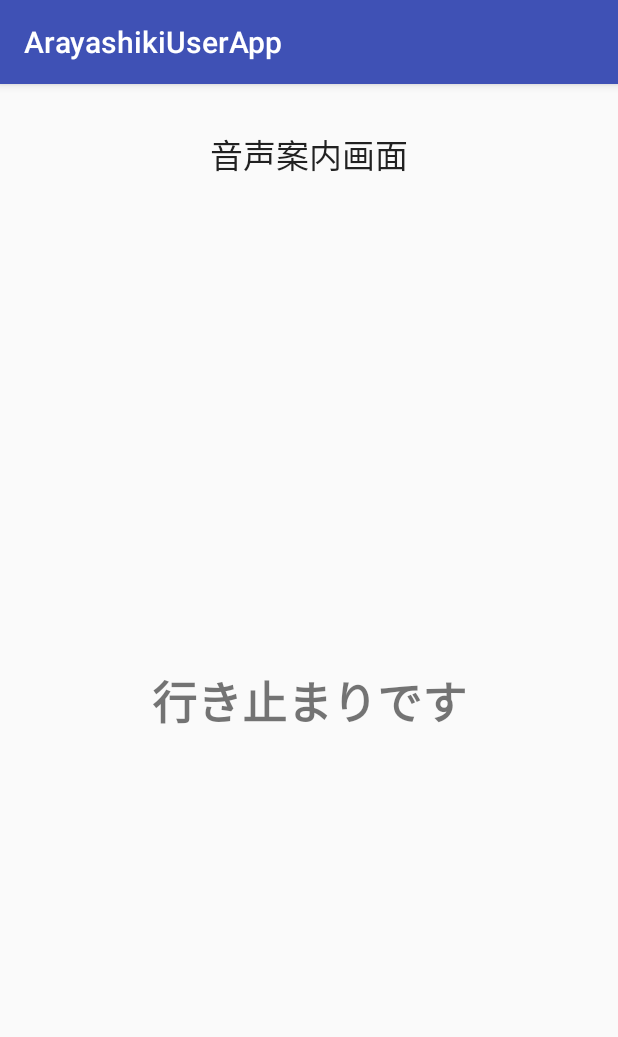
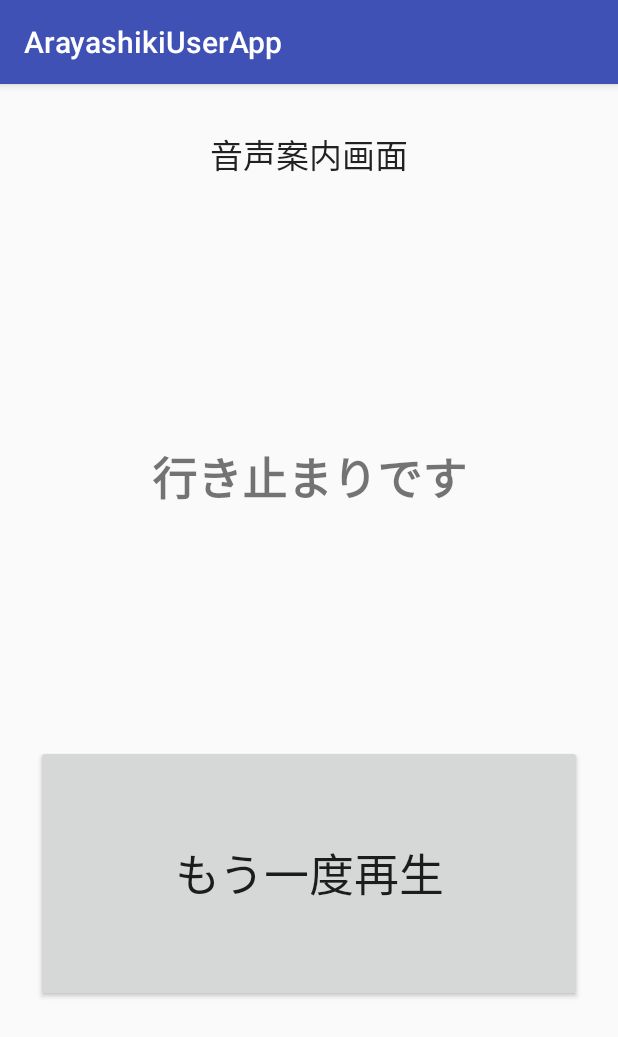
Before and after one commit to NAKKA-K/ArayashikiUserApp, an Android app: the VoiceGuideActivity screen opened directly, with no data from a screen before it, on a phone screen of 412 x 824 dp. Shown: the top 1037 px of the screen. Run offline under Robolectric (Android 15) with nearby library versions, the phone set to English and light mode, and no system bars; pictures from the network do not load.

Commit message:
もう一度再生するボタンを追加。

```diff
--- a/app/src/main/java/com/example/snakka/arayashikiuserapp/MainActivity.java
+++ b/app/src/main/java/com/example/snakka/arayashikiuserapp/MainActivity.java
@@ -33,7 +33,7 @@ public class MainActivity extends AppCompatActivity {
             startActivity(intent);
 
 
-            bleMgr.onBluetooth(this); //Bluetoothを起動
+//            bleMgr.onBluetooth(this); //Bluetoothを起動
             return;
         }
 
--- a/app/src/main/java/com/example/snakka/arayashikiuserapp/VoiceGuideActivity.java
+++ b/app/src/main/java/com/example/snakka/arayashikiuserapp/VoiceGuideActivity.java
@@ -1,13 +1,32 @@
 package com.example.snakka.arayashikiuserapp;
 
+import android.media.SoundPool;
 import android.support.v7.app.AppCompatActivity;
 import android.os.Bundle;
+import android.view.View;
+import android.widget.Button;
 import android.widget.TextView;
+import static com.example.snakka.arayashikiuserapp.VoiceRevival.soundPool;
 
 
 public class VoiceGuideActivity extends AppCompatActivity{
     private VoiceRevival voiceRev;
     private TextView textView1,textView2;
+    private Button reVoice;
+    private String viewString;
+    //音声ファイル読み込みの可否を格納する配列
+    private boolean loadSuccessd[] =
+            {
+                    false,
+                    false,
+                    false,
+                    false,
+                    false
+            };
+    // 読み込みが成功する度に1ずつ加算していく値
+    // 読み込みが完了しているかどうかをチェックする関数内で
+    // 上記の読み込み成否を格納する配列の添え字に使用する
+    private int loadSuccessIdx = 0;
     @Override
     protected void onCreate(Bundle savedInstanceState) {
         super.onCreate(savedInstanceState);
@@ -15,13 +34,14 @@ public class VoiceGuideActivity extends AppCompatActivity{
         // TextViewオブジェクト生成
         textView1 = (TextView) findViewById(R.id.textView1);
         textView2 = (TextView) findViewById(R.id.textView2);
+        // Buttonオブジェクト作成
+        reVoice = (Button)findViewById(R.id.button);
+        //再生機構の初期化
+        voiceRev = new VoiceRevival(getApplicationContext());
 
-        voiceRev = new VoiceRevival();
-        //再生機構の初期化
-        voiceRev.initVoice(getApplicationContext());
-        // 音声再生あんど行ける方向の文字列を返す
-        String viewString=voiceRev.startVoice();
 
+        //行ける方向の文字列を返す(先に同期処理を終わらせてしまう)
+        viewString=voiceRev.viewVoice();
         // 返ってきたviewStringの中身が空のままだったら行き止まりと判定
         if(viewString.isEmpty()) {
             textView2.setText("行き止まりです");
@@ -30,6 +50,35 @@ public class VoiceGuideActivity extends AppCompatActivity{
             textView1.setText(viewString);
             textView2.setText("に進めます");
         }
+
+        // 読み込みが終わったか確認する関数
+        // 読み込みが非同期で行われているためか、
+        // この関数も非同期で行われるっぽい
+        // 1読み込みにつき1回この関数が呼ばれる
+        // そのため同じ音声に関しては1度読み込まれれば解放→再度読み込みとしない限り呼ばれることはない(byよーすけさん)
+        soundPool.setOnLoadCompleteListener(new SoundPool.OnLoadCompleteListener() {
+            @Override
+            public void onLoadComplete(SoundPool soundPool, int soundId, int status) {
+                // 読み込みが成功している(statusが0)なら
+                //startVoiceメソッド内に同期処理を記述
+                if(status==0) {
+                    loadSuccessd[loadSuccessIdx++] = true;
+                     // 無事全部読み込めてたら
+                    if (loadSuccessd[0] && loadSuccessd[1] && loadSuccessd[2] && loadSuccessd[3] && loadSuccessd[4]) {
+                       //音声再生
+                        voiceRev.startVoice();
+                    }
+                }
+            }
+        });
+
+        //ボタンをクリックすると音声再生
+        reVoice.setOnClickListener(new View.OnClickListener() {
+            @Override
+            public void onClick(View v) {
+                 voiceRev.startVoice();
+            }
+        });
     }
 
 }
--- a/app/src/main/java/com/example/snakka/arayashikiuserapp/VoiceRevival.java
+++ b/app/src/main/java/com/example/snakka/arayashikiuserapp/VoiceRevival.java
@@ -15,11 +15,11 @@ public class VoiceRevival {
     //音声の属性を指定するクラス
     private AudioAttributes audioAttributes;
     //音声の読み込みや再生を行えるクラス
-    private SoundPool soundPool;
+    public static SoundPool soundPool;
     //センサーの方向ナンバーを受け取れるクラス
     private SensorNumber senNum;
     //音声リソース配列
-    private int voiceResources[] =
+    private static final int voiceResources[] =
             {
                     R.raw.front, //前
                     R.raw.right, //右
@@ -28,7 +28,7 @@ public class VoiceRevival {
                     R.raw.stop   //行き止まりです
             };
     //方向を示す文字列を格納した配列
-    private String[] directionTexts =
+    private static final String[] directionTexts =
             {
                     "前",
                     "右",
@@ -38,26 +38,13 @@ public class VoiceRevival {
     //directionNumberGetメソッドから方向ナンバーを受け取るためのフィールド
     private int[] directionNums = new int[4];
     //読み込みをした際に受け取る音声Id配列
-    private int[] voiceIds = new int[6];
-    //音声ファイル読み込みの可否を格納する配列
-    private boolean loadSuccessd[] =
-            {
-                    false,
-                    false,
-                    false,
-                    false,
-                    false
-            };
-    // 読み込みが成功する度に1ずつ加算していく値
-    // 読み込みが完了しているかどうかをチェックする関数内で
-    // 上記の読み込み成否を格納する配列の添え字に使用する
-    private int loadSuccessIdx = 0;
+    public static final int[] voiceIds = new int[6];
     // TextViewに表示する文字列を格納変数(後に戻り値となる)
     public String viewString = "";
 
     // 初期化
     @TargetApi(Build.VERSION_CODES.LOLLIPOP)
-    public void initVoice(Context context) {
+    public VoiceRevival(Context context) {
 
         if (Build.VERSION.SDK_INT < Build.VERSION_CODES.LOLLIPOP) {
             soundPool = new SoundPool(5, AudioManager.STREAM_MUSIC, 0);
@@ -82,56 +69,40 @@ public class VoiceRevival {
         //音声をロード
         for (int i = 0; i < voiceResources.length; i++)
             voiceIds[i] = soundPool.load(context, voiceResources[i], 1);
-
     }
 
-    //音声を再生するメソッド
-    public String startVoice() {
-
-        // 読み込みが終わったかどうか確認ができるクラスをインスタンス化
-        soundPool.setOnLoadCompleteListener(new SoundPool.OnLoadCompleteListener() {
-            // 読み込みが終わったか確認する関数
-            // 読み込みが非同期で行われているためか、
-            // この関数も非同期で行われるっぽい
-            // 1読み込みにつき1回この関数が呼ばれる
-            // そのため同じ音声に関しては1度読み込まれれば解放→再度読み込みとしない限り呼ばれることはない(byよーすけさん)
-            @Override
-            public void onLoadComplete(SoundPool soundPool, int soundId, int status) {
-                // 読み込みが成功している(statusが0)なら
-                if (status == 0) {
-                    // 読み込み成否配列にtrueを入れて添え字をずらす
-                    loadSuccessd[loadSuccessIdx++] = true;
-                    // 無事全部読み込めてたら
-                    if (loadSuccessd[0] && loadSuccessd[1] && loadSuccessd[2] && loadSuccessd[3] && loadSuccessd[4]) {
-
+    //音声を再生するメソッド(非同期処理はVoiceGuideActivity内で行われる)
+    public void startVoice() {
         // 配列の中身を見てそれぞれに対応する音声を再生
         // directionTextsが3つの配列なので条件文はlength-1にしておく
         for (int i = 0; directionNums[i]!=END; i++) {
             //「前」に行ける場合
             if (directionNums[i] == FRONT) {
                 // ここで行ける方向の音声を再生
-                                soundPool.play(voiceIds[FRONT-1], 1.0f, 1.0f, 0, 0, 1);
+                soundPool.play(voiceIds[FRONT - 1], 1.0f, 1.0f, 0, 0, 1);
                 //音声再生の待ち時間
                 try {
                     Thread.sleep(700);
-                                } catch (InterruptedException e) {}
+                } catch (InterruptedException e) {
+                }
             }
             //「右」に行ける場合
-                            else if(directionNums[i] == RIGHT) {
-                                soundPool.play(voiceIds[RIGHT-1], 1.0f, 1.0f, 0, 0, 1);
+            else if (directionNums[i] == RIGHT) {
+                soundPool.play(voiceIds[RIGHT - 1], 1.0f, 1.0f, 0, 0, 1);
                 try {
                     Thread.sleep(700);
-                                } catch (InterruptedException e) {}
+                } catch (InterruptedException e) {
+                }
             }
             //「左」に行ける場合
             else {
-                                soundPool.play(voiceIds[LEFT-1], 1.0f, 1.0f, 0, 0, 1);
+                soundPool.play(voiceIds[LEFT - 1], 1.0f, 1.0f, 0, 0, 1);
                 try {
                     Thread.sleep(700);
-                                } catch (InterruptedException e) {}
+                } catch (InterruptedException e) {
                 }
             }
-
+        }
         //配列の中身が0なら
         if (directionNums[0]==END) {
             // 「行き止まりです」の音声を再生
@@ -142,10 +113,10 @@ public class VoiceRevival {
             soundPool.play(voiceIds[3], 1.0f, 1.0f, 0, 0, 1);
         }
     }
-                }
-            }
-        });
 
+    //行ける方向の文字列を返すメソッド(同期処理)
+    public String viewVoice()
+    {
         // 方向ナンバーを受け取る
         senNum = new SensorNumber();
         directionNums = senNum.getCourse();
--- a/app/src/main/res/layout/activity_voice_guide.xml
+++ b/app/src/main/res/layout/activity_voice_guide.xml
@@ -21,7 +21,7 @@
         app:layout_constraintLeft_toLeftOf="parent"
         app:layout_constraintRight_toRightOf="parent"
         app:layout_constraintTop_toTopOf="parent"
-        app:layout_constraintVertical_bias="0.516" />
+        app:layout_constraintVertical_bias="0.3" />
 
     <TextView
         android:id="@+id/textView1"
@@ -38,7 +38,7 @@
         app:layout_constraintLeft_toLeftOf="parent"
         app:layout_constraintRight_toRightOf="parent"
         app:layout_constraintTop_toTopOf="parent"
-        app:layout_constraintVertical_bias="0.655"
+        app:layout_constraintVertical_bias="0.728"
         app:layout_constraintHorizontal_bias="0.501" />
 
 
@@ -56,4 +56,20 @@
         tools:layout_constraintRight_creator="1"
         tools:layout_constraintTop_creator="1" />
 
+    <Button
+        android:id="@+id/button"
+        android:layout_width="364dp"
+        android:layout_height="171dp"
+        android:layout_marginBottom="8dp"
+        android:layout_marginLeft="8dp"
+        android:layout_marginRight="8dp"
+        android:layout_marginTop="8dp"
+        android:text="@string/view_button"
+        android:textSize="30sp"
+        app:layout_constraintBottom_toBottomOf="parent"
+        app:layout_constraintLeft_toLeftOf="parent"
+        app:layout_constraintRight_toRightOf="parent"
+        app:layout_constraintTop_toBottomOf="@+id/textView2"
+        tools:layout_editor_absoluteY="257dp" />
+
 </android.support.constraint.ConstraintLayout>
--- a/app/src/main/res/values/strings.xml
+++ b/app/src/main/res/values/strings.xml
@@ -9,4 +9,5 @@
     <string name="voice_guide_title_text">音声案内画面</string>
     <string name="voice_scene">音声再生画面</string>
     <string name="def">"  "</string>
+    <string name="view_button">もう一度再生</string>
 </resources>
```
Lines whose indentation alone changed are shown as unchanged.
